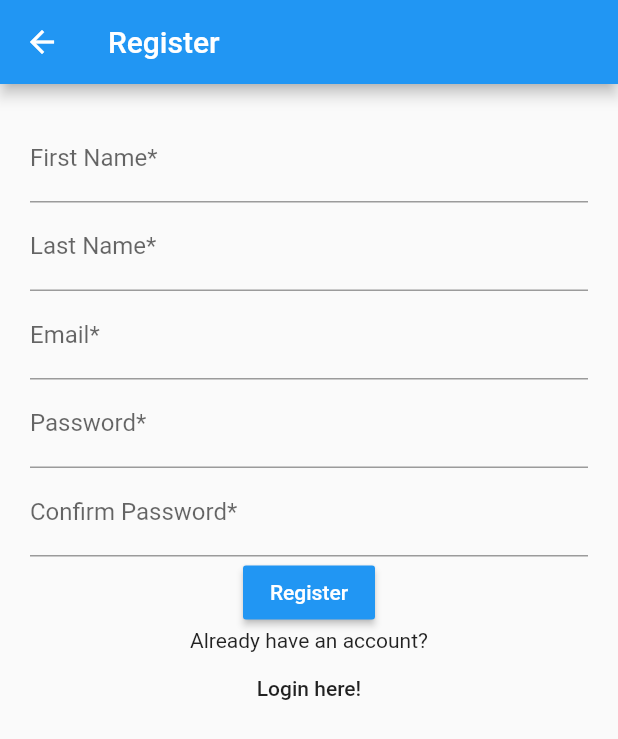
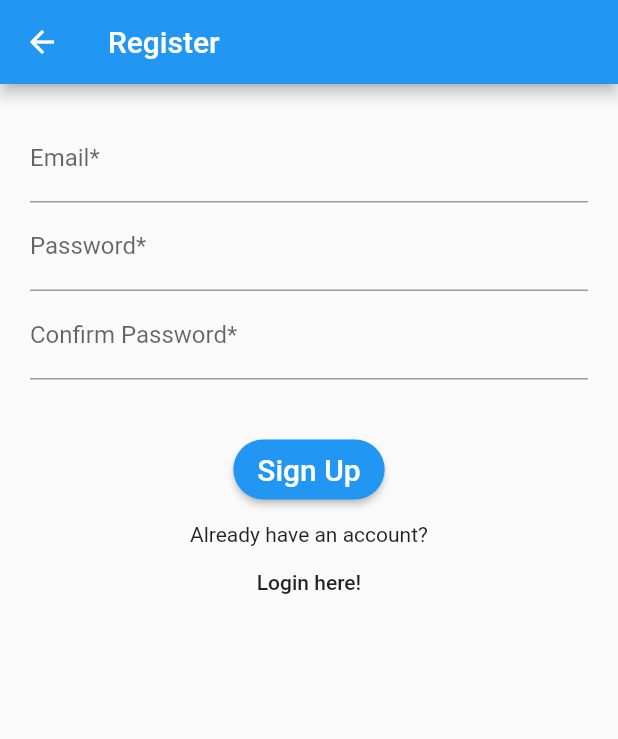
Before and after one commit to Scriptcaster/flutter-gymbo, a Flutter app: the RegisterPage screen opened directly, on a phone screen of 412 x 824 dp. Shown: the top 739 px of the screen. Run offline on Flutter 3.47's test engine with Material 2 defaults, Android fonts, the phone set to English and light mode, and no system bars; our stand-ins replace cloud_firestore, firebase_auth, flutter_secure_storage, google_sign_in, local_auth, rxdart; accounts and stored records are empty; statements that could not run were skipped.

Commit message:
Add register screen

```diff
--- a/lib/auth/register.dart
+++ b/lib/auth/register.dart
@@ -5,16 +5,14 @@ import 'package:flutter_secure_storage/flutter_secure_storage.dart';
 import '../home.dart';
 
 class RegisterPage extends StatefulWidget {
-  RegisterPage({Key key}) : super(key: key);
-
+  RegisterPage({Key key, this.email}) : super(key: key);
+  final String email;
   @override
   _RegisterPageState createState() => _RegisterPageState();
 }
 
 class _RegisterPageState extends State<RegisterPage> {
   final GlobalKey<FormState> _registerFormKey = GlobalKey<FormState>();
-  TextEditingController firstNameInputController;
-  TextEditingController lastNameInputController;
   TextEditingController emailInputController;
   TextEditingController pwdInputController;
   TextEditingController confirmPwdInputController;
@@ -23,11 +21,10 @@ class _RegisterPageState extends State<RegisterPage> {
 
   @override
   initState() {
-    firstNameInputController = new TextEditingController();
-    lastNameInputController = new TextEditingController();
     emailInputController = new TextEditingController();
     pwdInputController = new TextEditingController();
     confirmPwdInputController = new TextEditingController();
+    emailInputController.text = widget.email;
     super.initState();
   }
 
@@ -65,26 +62,6 @@ class _RegisterPageState extends State<RegisterPage> {
             children: <Widget>[
               TextFormField(
                 decoration: InputDecoration(
-                    labelText: 'First Name*', hintText: "John"),
-                controller: firstNameInputController,
-                validator: (value) {
-                  if (value.length < 3) {
-                    return "Please enter a valid first name.";
-                  }
-                },
-              ),
-              TextFormField(
-                decoration: InputDecoration(
-                    labelText: 'Last Name*', hintText: "Doe"),
-                controller: lastNameInputController,
-                validator: (value) {
-                  if (value.length < 3) {
-                    return "Please enter a valid last name.";
-                  }
-                }
-              ),
-              TextFormField(
-                decoration: InputDecoration(
                   labelText: 'Email*', hintText: "john.doe@gmail.com"
                 ),
                 controller: emailInputController,
@@ -107,10 +84,94 @@ class _RegisterPageState extends State<RegisterPage> {
                 obscureText: true,
                 validator: pwdValidator,
               ),
-              RaisedButton(
-                child: Text("Register"),
-                color: Theme.of(context).primaryColor,
-                textColor: Colors.white,
+              showPrimaryButton(),
+              // RaisedButton(
+              //   elevation: 2.0,
+              //   shape: new RoundedRectangleBorder(
+              //       borderRadius: new BorderRadius.circular(30.0)),
+              //   color: Colors.blue,
+              //   child: Text("Register"),
+              //   textColor: Colors.white,
+              //   onPressed: () async {
+              //     if (_registerFormKey.currentState.validate()) {
+              //       if (pwdInputController.text == confirmPwdInputController.text) {
+              //         await storage.deleteAll();
+              //         await storage.write(key: 'email', value:  emailInputController.text);
+              //         await storage.write(key: 'password', value: pwdInputController.text);
+              //         final FirebaseAuth auth = FirebaseAuth.instance;
+              //         AuthResult result = await auth.createUserWithEmailAndPassword(email: emailInputController.text, password: pwdInputController.text);
+              //         final FirebaseUser currentUser = result.user;
+              //         // FirebaseAuth.instance.createUserWithEmailAndPassword(email: emailInputController.text, password: pwdInputController.text).then((currentUser) =>
+              //         Firestore.instance.collection("users").document(currentUser.uid).setData({
+              //           "uid": currentUser.uid,
+              //           "email": emailInputController.text,
+              //         }).then((result) => {
+              //         Navigator.pushAndRemoveUntil(
+              //           context,
+              //           MaterialPageRoute(
+              //             builder: (context) => HomePage(
+              //               title: emailInputController.text,
+              //               uid: currentUser.uid,
+              //             )
+              //           ), (_) => false),
+              //         emailInputController.clear(),
+              //         pwdInputController.clear(),
+              //         confirmPwdInputController.clear()
+              //       })
+              //       .catchError((err) => print(err));
+              //       // .catchError((err) => print(err)
+              //     } else {
+              //       showDialog(
+              //           context: context,
+              //           builder: (BuildContext context) {
+              //             return AlertDialog(
+              //               title: Text("Error"),
+              //               content: Text("The passwords do not match"),
+              //               actions: <Widget>[
+              //                 FlatButton(
+              //                   child: Text("Close"),
+              //                   onPressed: () {
+              //                     Navigator.of(context).pop();
+              //                   },
+              //                 )
+              //               ],
+              //             );
+              //           });
+              //         }
+              //       }
+              //     },
+              //   ),
+                Text("Already have an account?"),
+                FlatButton(
+                  child: Text("Login here!"),
+                  onPressed: () {
+                    Navigator.pop(context);
+                  },
+                )
+              ],
+            ),
+          )
+        )
+      )
+    );
+  }
+
+
+  Widget showPrimaryButton() {
+    return new Padding(
+      padding: EdgeInsets.fromLTRB(0.0, 40.0, 0.0, 15.0),
+      child: SizedBox(
+        height: 40.0,
+        child: new RaisedButton(
+          elevation: 2.0,
+          shape: new RoundedRectangleBorder(
+              borderRadius: new BorderRadius.circular(30.0)),
+          color: Colors.blue,
+          child: new Text(
+            // _isLoginForm ?
+            'Sign Up',
+            // : 'Create account',
+            style: new TextStyle(fontSize: 20.0, color: Colors.white)),
              onPressed: () async {
               if (_registerFormKey.currentState.validate()) {
                 if (pwdInputController.text == confirmPwdInputController.text) {
@@ -123,20 +184,16 @@ class _RegisterPageState extends State<RegisterPage> {
                   // FirebaseAuth.instance.createUserWithEmailAndPassword(email: emailInputController.text, password: pwdInputController.text).then((currentUser) =>
                   Firestore.instance.collection("users").document(currentUser.uid).setData({
                     "uid": currentUser.uid,
-                        "fname": firstNameInputController.text,
-                        "surname": lastNameInputController.text,
                     "email": emailInputController.text,
                   }).then((result) => {
                   Navigator.pushAndRemoveUntil(
                     context,
                     MaterialPageRoute(
                       builder: (context) => HomePage(
-                            title: emailInputController.text,
+                        title: 'Home',
                         uid: currentUser.uid,
                       )
                     ), (_) => false),
-                      firstNameInputController.clear(),
-                      lastNameInputController.clear(),
                   emailInputController.clear(),
                   pwdInputController.clear(),
                   confirmPwdInputController.clear()
@@ -164,18 +221,8 @@ class _RegisterPageState extends State<RegisterPage> {
                 }
               },
         ),
-                Text("Already have an account?"),
-                FlatButton(
-                  child: Text("Login here!"),
-                  onPressed: () {
-                    Navigator.pop(context);
-                  },
-                )
-              ],
-            ),
-          )
-        )
       )
     );
   }
+
 }
--- a/lib/home.dart
+++ b/lib/home.dart
@@ -82,6 +82,7 @@ class _HomePageState extends State<HomePage> {
     taskTitleInputController = new TextEditingController();
     taskDescripInputController = new TextEditingController();
     // this.getCurrentUser();
+    print(widget.title);
     super.initState();
   }
 
--- a/lib/main.dart
+++ b/lib/main.dart
@@ -20,7 +20,7 @@
 
 import 'package:flutter/material.dart';
 // import 'auth/register.dart';
-// import 'auth/splash.dart';
+import 'auth/splash.dart';
 import 'auth/login.dart';
 
 void main() => runApp(MyApp());
@@ -30,11 +30,13 @@ class MyApp extends StatelessWidget {
   @override
   Widget build(BuildContext context) {
     return MaterialApp(
+      debugShowCheckedModeBanner: false,
       title: 'Flutter Demo',
       theme: ThemeData(
         primarySwatch: Colors.blue,
       ),
-      home: LoginPage(),
+      home: SplashPage(),
+      // home: LoginPage(),
       routes: <String, WidgetBuilder>{
       //   // '/task': (BuildContext context) => TaskPage(title: 'Task'),
       //   // '/home': (BuildContext context) => HomePage(title: 'Home'),
--- a/pubspec.yaml
+++ b/pubspec.yaml
@@ -53,8 +53,7 @@ flutter:
 
   # To add assets to your application, add an assets section, like this:
   assets:
-    - assets/google_logo.png
-  #  - images/a_dot_ham.jpeg
+    - assets/logo.png
 
   # An image asset can refer to one or more resolution-specific "variants", see
   # https://flutter.dev/assets-and-images/#resolution-aware.
```
Also changed, not shown: lib/auth/login.dart (+82 -60 lines), lib/auth/splash.dart (+20 -14 lines), assets/logo.png (added), 2 other files. Lines whose indentation alone changed are shown as unchanged.
